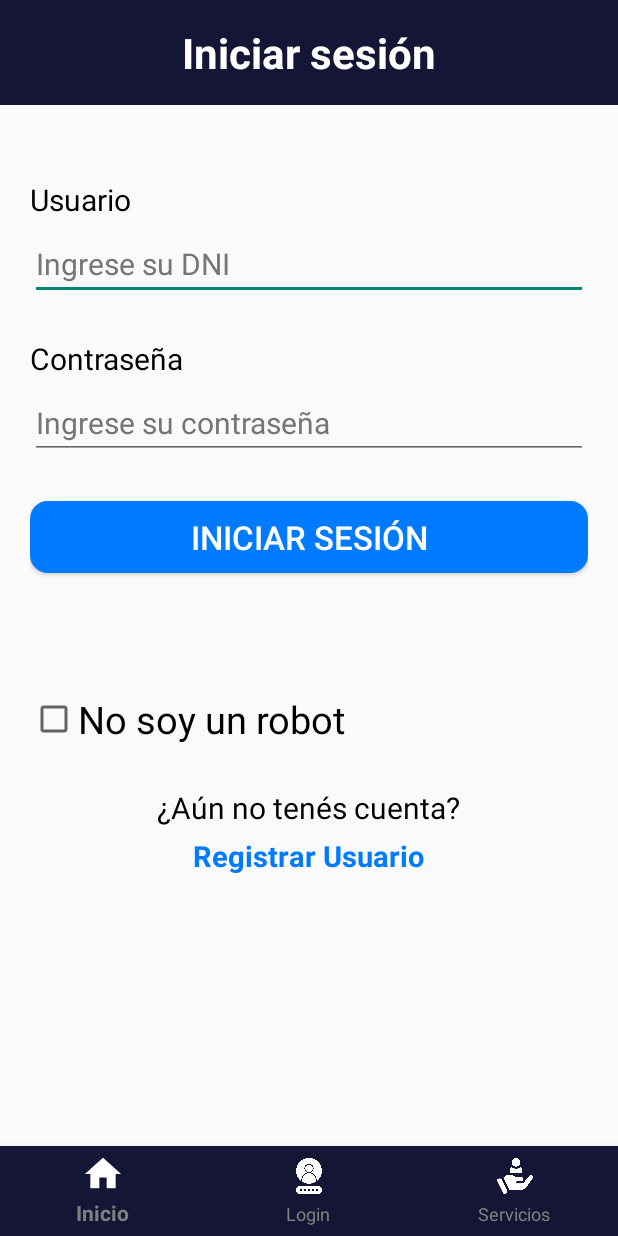
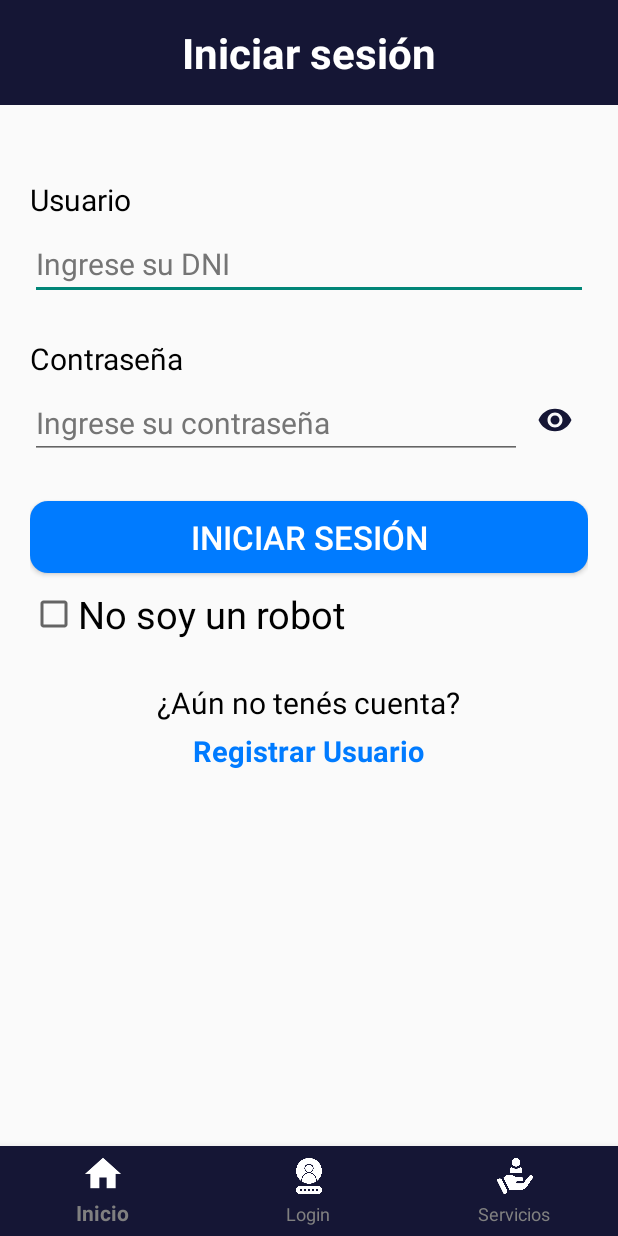
Before and after one commit to ReservasMedicasMobile/ReservasMedicasMobile, an Android app: the login screen opened directly, with no data from a screen before it, on a phone screen of 412 x 824 dp. Run offline under Robolectric (Android 15) with nearby library versions, the phone set to English and light mode, and no system bars; our stand-ins replace Volley; network calls fail; Roboto replaces fonts that are not available here; 2 statements that could not run were skipped.

Commit message:
Agregando a Especialidad y login Botones con sus funcionalidades

```diff
--- a/app/src/main/java/com/example/reservasmedicasmobile/login.java
+++ b/app/src/main/java/com/example/reservasmedicasmobile/login.java
@@ -4,12 +4,14 @@ import android.content.Intent;
 import android.content.SharedPreferences;
 import android.graphics.Color;
 import android.os.Bundle;
+import android.text.InputType;
 import android.text.TextUtils;
 import android.util.Log;
 import android.view.View;
 import android.widget.Button;
 import android.widget.CheckBox;
 import android.widget.EditText;
+import android.widget.ImageView;
 import android.widget.TextView;
 import android.widget.Toast;
 
@@ -57,6 +59,23 @@ public class login extends AppCompatActivity implements GoogleApiClient.Connecti
         Toolbar toolbar = findViewById(R.id.toolbar);
         toolbar.setVisibility(View.GONE);
 
+        ImageView imageViewTogglePassword = findViewById(R.id.imageViewTogglePassword);
+        boolean[] isPasswordVisible = {false};
+
+        imageViewTogglePassword.setOnClickListener(v -> {
+            if (isPasswordVisible[0]) {
+                // Ocultar contraseña
+                password.setInputType(InputType.TYPE_CLASS_TEXT | InputType.TYPE_TEXT_VARIATION_PASSWORD);
+                imageViewTogglePassword.setImageResource(R.drawable.ic_eye);  // Cambiar al ícono de "mostrar"
+            } else {
+                // Mostrar contraseña
+                password.setInputType(InputType.TYPE_CLASS_TEXT | InputType.TYPE_TEXT_VARIATION_VISIBLE_PASSWORD);
+                imageViewTogglePassword.setImageResource(R.drawable.ic_eye_off);  // Cambiar al ícono de "ocultar"
+            }
+            isPasswordVisible[0] = !isPasswordVisible[0];
+            // Colocar el cursor al final del texto
+            password.setSelection(password.getText().length());
+        });
         checkbox = findViewById(R.id.check_box);
 
 
--- /dev/null
+++ b/app/src/main/res/drawable/ic_eye.xml
@@ -0,0 +1,10 @@
+<vector xmlns:android="http://schemas.android.com/apk/res/android"
+    android:width="24dp"
+    android:height="24dp"
+
+    android:viewportWidth="24.0"
+    android:viewportHeight="24.0">
+    <path
+        android:fillColor="@color/azul"
+        android:pathData="M12,4.5C7,4.5 2.73,7.61 1,12c1.73,4.39 6,7.5 11,7.5s9.27,-3.11 11,-7.5c-1.73,-4.39 -6,-7.5 -11,-7.5zM12,17c-2.76,0 -5,-2.24 -5,-5s2.24,-5 5,-5 5,2.24 5,5 -2.24,5 -5,5zM12,9c-1.66,0 -3,1.34 -3,3s1.34,3 3,3 3,-1.34 3,-3 -1.34,-3 -3,-3z"/>
+</vector>
--- /dev/null
+++ b/app/src/main/res/drawable/ic_eye_off.xml
@@ -0,0 +1,10 @@
+<vector
+    android:height="15dp"
+    android:viewportHeight="32.0"
+    android:viewportWidth="32.0"
+    android:width="20dp"
+    xmlns:android="http://schemas.android.com/apk/res/android">
+    <path
+        android:fillColor="@color/azul"
+        android:pathData="M11.49,0c-7.61,0 -11.49,4.38 -11.49,12.56v0,17.16l7.45,-7.46v-8.72c0,-3.39 0.9,-5.54 3.91,-6.03v0c1.05,-0.21 3.24,-0.13 4.64,-0.13v0,5.18c0,0.05 0.01,0.13 0.02,0.17v0c0.06,0.21 0.25,0.36 0.47,0.36v0c0.13,0 0.25,-0.07 0.37,-0.19v0l12.91,-12.9 -18.28,-0zM24.55,9.74v8.72c0,3.39 -0.9,5.54 -3.91,6.03v0c-1.05,0.21 -3.24,0.13 -4.64,0.13v0,-5.18c0,-0.05 -0.01,-0.13 -0.02,-0.17v0c-0.06,-0.21 -0.25,-0.36 -0.47,-0.36v0c-0.13,0 -0.25,0.07 -0.37,0.19v0l-12.91,12.9 18.28,0c7.61,0 11.49,-4.38 11.49,-12.56v0,-17.16l-7.45,7.46z"/>
+</vector>
--- a/app/src/main/res/layout/activity_login.xml
+++ b/app/src/main/res/layout/activity_login.xml
@@ -70,11 +70,15 @@
             android:text="@string/password"
             android:textColor="@color/black"
             android:textSize="20sp" />
-
+        <LinearLayout
+            android:layout_width="match_parent"
+            android:layout_height="wrap_content"
+            android:orientation="horizontal">
             <EditText
                 android:id="@+id/password"
                 android:layout_width="match_parent"
                 android:layout_height="wrap_content"
+                android:layout_weight="1"
                 android:layout_marginTop="5dp"
                 android:hint="@string/passwordhint"
                 android:inputType="textPassword"
@@ -83,6 +87,15 @@
                 android:textColorHint="#757575"
                 android:textSize="20sp" />
 
+            <ImageView
+                android:id="@+id/imageViewTogglePassword"
+                android:layout_width="wrap_content"
+                android:layout_height="wrap_content"
+                android:contentDescription="Mostrar u ocultar contraseña"
+                android:padding="10dp"
+                android:layout_marginTop="5dp"
+                android:src="@drawable/ic_eye" />
+        </LinearLayout>
         <Button
             android:id="@+id/login_button"
             android:layout_width="match_parent"
@@ -92,11 +105,6 @@
             android:text="@string/login"
             android:textColor="@color/white"
             android:textSize="22sp"
-            />
-
-        <ImageView
-            android:layout_width="70dp"
-            android:layout_height="70dp"
             />
 
         <CheckBox
```
Also changed, not shown: app/src/main/java/com/example/reservasmedicasmobile/especialidades.java (+6 -1 lines), app/src/main/res/layout/activity_especialidades.xml (+10 -0 lines). Lines whose indentation alone changed are shown as unchanged.
